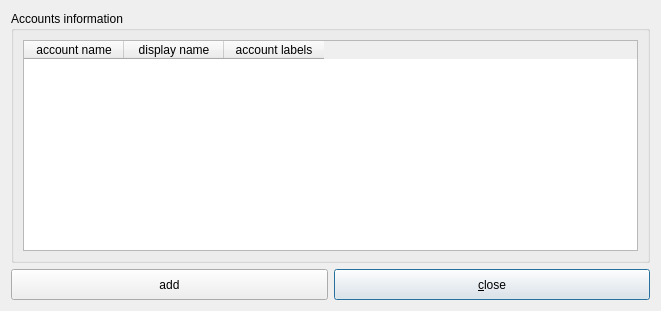
Above: src/walletmanager.ui from mhogomchungu/qCheckGMail before the change. Below: the same form after it.
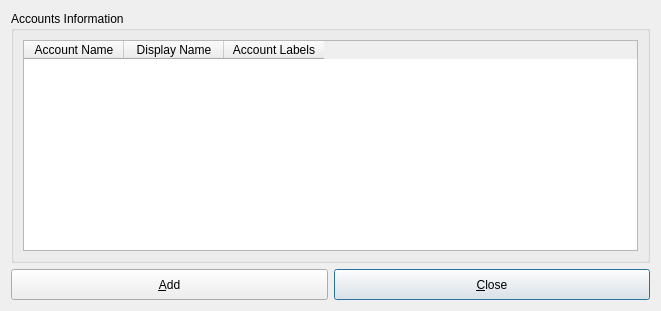
That is the form after the change.

What changed in the file:
```diff
--- a/src/walletmanager.ui
+++ b/src/walletmanager.ui
@@ -20,7 +20,7 @@
    <item row="0" column="0" colspan="2">
     <widget class="QGroupBox" name="groupBox">
      <property name="title">
-      <string>Accounts information</string>
+      <string>Accounts Information</string>
      </property>
      <layout class="QGridLayout" name="gridLayout_2">
       <item row="0" column="0">
@@ -45,17 +45,17 @@
         </property>
         <column>
          <property name="text">
-          <string>account name</string>
+          <string>Account Name</string>
          </property>
         </column>
         <column>
          <property name="text">
-          <string>display name</string>
+          <string>Display Name</string>
          </property>
         </column>
         <column>
          <property name="text">
-          <string>account labels</string>
+          <string>Account Labels</string>
          </property>
         </column>
        </widget>
@@ -72,7 +72,7 @@
       </size>
      </property>
      <property name="text">
-      <string>add</string>
+      <string>&amp;Add</string>
      </property>
     </widget>
    </item>
@@ -85,7 +85,7 @@
       </size>
      </property>
      <property name="text">
-      <string>&amp;close</string>
+      <string>&amp;Close</string>
      </property>
      <property name="default">
       <bool>true</bool>
```
Left out of the diff: 2 changed lines with no effect on the pictures.
